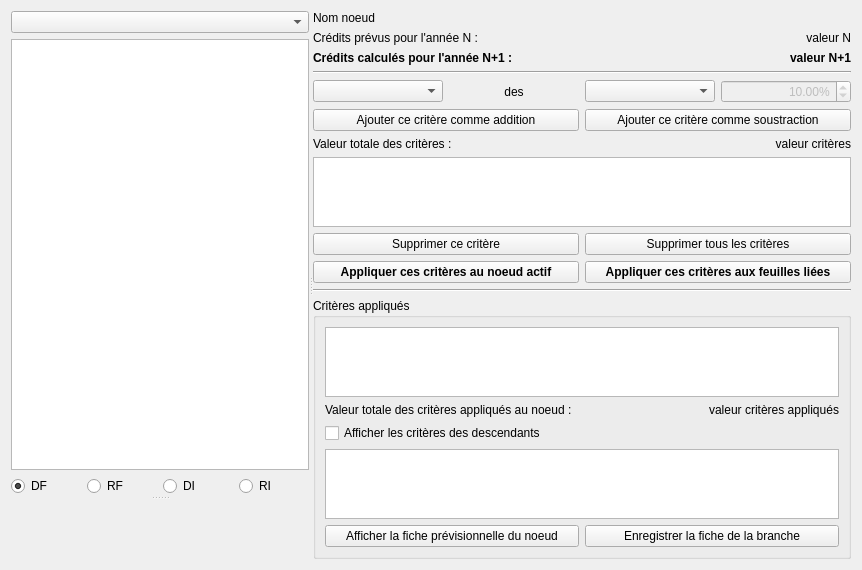
Old version of the form formauditprevisions.ui in the repository GiPiLab/ProtonClassicSuite.
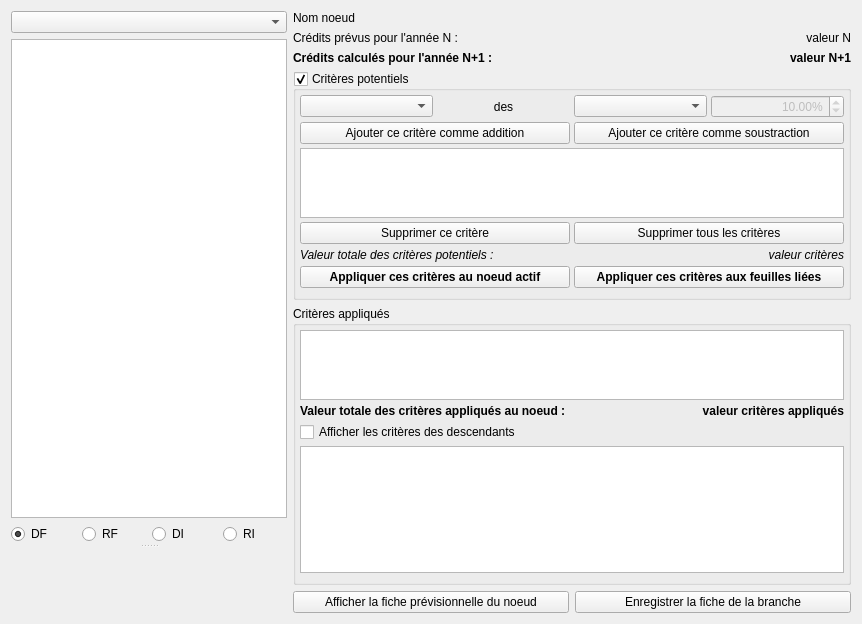
New version of the form. Icons and pictures are not drawn. Custom widgets are drawn as their Qt base class.

Commit message:
Add the gateway between audit and prevision
	- Dispatch the computed previsions into a new audit extended
	  from a year

```diff
--- a/formauditprevisions.ui
+++ b/formauditprevisions.ui
@@ -7,97 +7,24 @@
     <x>0</x>
     <y>0</y>
     <width>862</width>
-    <height>568</height>
+    <height>624</height>
    </rect>
   </property>
   <property name="windowTitle">
    <string>Elaboration du budget</string>
   </property>
-  <layout class="QVBoxLayout" name="verticalLayout">
-   <item>
-    <widget class="QSplitter" name="splitter_2">
-     <property name="orientation">
-      <enum>Qt::Horizontal</enum>
-     </property>
-     <property name="childrenCollapsible">
-      <bool>false</bool>
-     </property>
-     <widget class="QSplitter" name="splitter">
-      <property name="orientation">
-       <enum>Qt::Vertical</enum>
-      </property>
-      <property name="childrenCollapsible">
-       <bool>false</bool>
-      </property>
-      <widget class="QWidget" name="layoutWidget">
-       <layout class="QGridLayout" name="gridLayout_2">
-        <item row="1" column="0" colspan="4">
-         <widget class="QTreeView" name="treeView">
-          <property name="sizePolicy">
-           <sizepolicy hsizetype="Expanding" vsizetype="Expanding">
-            <horstretch>1</horstretch>
-            <verstretch>0</verstretch>
-           </sizepolicy>
-          </property>
-          <property name="editTriggers">
-           <set>QAbstractItemView::NoEditTriggers</set>
-          </property>
-          <property name="showDropIndicator" stdset="0">
-           <bool>false</bool>
-          </property>
-          <attribute name="headerVisible">
-           <bool>false</bool>
-          </attribute>
-         </widget>
-        </item>
-        <item row="2" column="0">
-         <widget class="QRadioButton" name="radioButtonDF">
+  <layout class="QGridLayout" name="gridLayout_5">
+   <item row="1" column="2">
+    <widget class="QLabel" name="labelValueN">
           <property name="text">
-           <string>DF</string>
-          </property>
-          <property name="checked">
-           <bool>true</bool>
+      <string>valeur N</string>
+     </property>
+     <property name="alignment">
+      <set>Qt::AlignRight|Qt::AlignTrailing|Qt::AlignVCenter</set>
           </property>
          </widget>
         </item>
         <item row="2" column="1">
-         <widget class="QRadioButton" name="radioButtonRF">
-          <property name="text">
-           <string>RF</string>
-          </property>
-         </widget>
-        </item>
-        <item row="2" column="2">
-         <widget class="QRadioButton" name="radioButtonDI">
-          <property name="text">
-           <string>DI</string>
-          </property>
-         </widget>
-        </item>
-        <item row="2" column="3">
-         <widget class="QRadioButton" name="radioButtonRI">
-          <property name="text">
-           <string>RI</string>
-          </property>
-         </widget>
-        </item>
-        <item row="0" column="0" colspan="4">
-         <widget class="QComboBox" name="comboListPrevisions"/>
-        </item>
-       </layout>
-      </widget>
-      <widget class="QCustomPlot" name="plot" native="true"/>
-     </widget>
-     <widget class="QWidget" name="layoutWidget">
-      <layout class="QGridLayout" name="gridLayout">
-       <item row="1" column="0" colspan="2">
-        <widget class="QLabel" name="label_2">
-         <property name="text">
-          <string>Crédits prévus pour l'année N :</string>
-         </property>
-        </widget>
-       </item>
-       <item row="2" column="0" colspan="2">
         <widget class="QLabel" name="label_4">
          <property name="font">
           <font>
@@ -110,17 +37,50 @@
          </property>
         </widget>
        </item>
-       <item row="3" column="0" colspan="4">
-        <widget class="Line" name="line">
-         <property name="orientation">
-          <enum>Qt::Horizontal</enum>
+   <item row="2" column="2">
+    <widget class="QLabel" name="labelValueNplus1">
+     <property name="font">
+      <font>
+       <weight>75</weight>
+       <bold>true</bold>
+      </font>
+     </property>
+     <property name="text">
+      <string>valeur N+1</string>
+     </property>
+     <property name="alignment">
+      <set>Qt::AlignRight|Qt::AlignTrailing|Qt::AlignVCenter</set>
          </property>
         </widget>
        </item>
-       <item row="4" column="0">
+   <item row="3" column="1" colspan="2">
+    <widget class="QGroupBox" name="groupBox_2">
+     <property name="title">
+      <string>Critères potentiels</string>
+     </property>
+     <property name="checkable">
+      <bool>true</bool>
+     </property>
+     <layout class="QGridLayout" name="gridLayout">
+      <property name="leftMargin">
+       <number>4</number>
+      </property>
+      <property name="topMargin">
+       <number>4</number>
+      </property>
+      <property name="rightMargin">
+       <number>4</number>
+      </property>
+      <property name="bottomMargin">
+       <number>9</number>
+      </property>
+      <property name="spacing">
+       <number>4</number>
+      </property>
+      <item row="0" column="0">
         <widget class="QComboBox" name="comboBoxOperators"/>
        </item>
-       <item row="4" column="1">
+      <item row="0" column="1">
         <widget class="QLabel" name="label_3">
          <property name="text">
           <string>des</string>
@@ -130,10 +90,10 @@
          </property>
         </widget>
        </item>
-       <item row="4" column="2">
+      <item row="0" column="2">
         <widget class="QComboBox" name="comboBoxORED"/>
        </item>
-       <item row="4" column="3">
+      <item row="0" column="3">
         <widget class="QDoubleSpinBox" name="doubleSpinBox">
          <property name="enabled">
           <bool>false</bool>
@@ -158,28 +118,21 @@
          </property>
         </widget>
        </item>
-       <item row="5" column="0" colspan="2">
+      <item row="1" column="0" colspan="2">
         <widget class="QPushButton" name="pushButtonAddCriteriaToAdd">
          <property name="text">
           <string>Ajouter ce critère comme addition</string>
          </property>
         </widget>
        </item>
-       <item row="5" column="2" colspan="2">
+      <item row="1" column="2" colspan="2">
         <widget class="QPushButton" name="pushButtonAddCriteriaToSubstract">
          <property name="text">
           <string>Ajouter ce critère comme soustraction</string>
          </property>
         </widget>
        </item>
-       <item row="6" column="0" colspan="2">
-        <widget class="QLabel" name="label">
-         <property name="text">
-          <string>Valeur totale des critères :</string>
-         </property>
-        </widget>
-       </item>
-       <item row="7" column="0" colspan="4">
+      <item row="2" column="0" colspan="4">
         <widget class="QTableView" name="tableViewRecentCriteria">
          <property name="sizePolicy">
           <sizepolicy hsizetype="Expanding" vsizetype="Expanding">
@@ -213,14 +166,26 @@
          </attribute>
         </widget>
        </item>
-       <item row="8" column="2" colspan="2">
+      <item row="3" column="2" colspan="2">
         <widget class="QPushButton" name="pushButtonDeleteAll">
          <property name="text">
           <string>Supprimer tous les critères</string>
          </property>
         </widget>
        </item>
-       <item row="9" column="0" colspan="2">
+      <item row="4" column="0" colspan="2">
+       <widget class="QLabel" name="label">
+        <property name="font">
+         <font>
+          <italic>true</italic>
+         </font>
+        </property>
+        <property name="text">
+         <string>Valeur totale des critères potentiels :</string>
+        </property>
+       </widget>
+      </item>
+      <item row="5" column="0" colspan="2">
         <widget class="QPushButton" name="pushButtonApplyToNode">
          <property name="font">
           <font>
@@ -233,7 +198,7 @@
          </property>
         </widget>
        </item>
-       <item row="9" column="2" colspan="2">
+      <item row="5" column="2" colspan="2">
         <widget class="QPushButton" name="pushButtonApplyToLeaves">
          <property name="font">
           <font>
@@ -246,19 +211,66 @@
          </property>
         </widget>
        </item>
-       <item row="10" column="0" colspan="4">
-        <widget class="Line" name="line_2">
-         <property name="orientation">
-          <enum>Qt::Horizontal</enum>
+      <item row="3" column="0" colspan="2">
+       <widget class="QPushButton" name="pushButtonDelCriteria">
+        <property name="text">
+         <string>Supprimer ce critère</string>
          </property>
         </widget>
        </item>
-       <item row="11" column="0" colspan="4">
+      <item row="4" column="2" colspan="2">
+       <widget class="QLabel" name="labelValuePrevisionItem">
+        <property name="font">
+         <font>
+          <italic>true</italic>
+         </font>
+        </property>
+        <property name="text">
+         <string>valeur critères</string>
+        </property>
+        <property name="alignment">
+         <set>Qt::AlignRight|Qt::AlignTrailing|Qt::AlignVCenter</set>
+        </property>
+       </widget>
+      </item>
+     </layout>
+    </widget>
+   </item>
+   <item row="1" column="1">
+    <widget class="QLabel" name="label_2">
+     <property name="text">
+      <string>Crédits prévus pour l'année N :</string>
+     </property>
+    </widget>
+   </item>
+   <item row="4" column="1" colspan="2">
         <widget class="QGroupBox" name="groupBox">
          <property name="title">
-          <string>Critères appliqués</string>
+      <string>Critères appliqués </string>
          </property>
          <layout class="QGridLayout" name="gridLayout_3">
+      <property name="leftMargin">
+       <number>4</number>
+      </property>
+      <property name="topMargin">
+       <number>4</number>
+      </property>
+      <property name="rightMargin">
+       <number>4</number>
+      </property>
+      <property name="bottomMargin">
+       <number>9</number>
+      </property>
+      <property name="spacing">
+       <number>4</number>
+      </property>
+      <item row="3" column="0" colspan="2">
+       <widget class="QCheckBox" name="checkBoxDisplayLeafCriteria">
+        <property name="text">
+         <string>Afficher les critères des descendants</string>
+        </property>
+       </widget>
+      </item>
           <item row="1" column="0" colspan="2">
            <widget class="QTableView" name="tableViewCriteria">
             <property name="sizePolicy">
@@ -320,15 +332,14 @@
             </property>
            </widget>
           </item>
-          <item row="3" column="0" colspan="2">
-           <widget class="QCheckBox" name="checkBoxDisplayLeafCriteria">
-            <property name="text">
-             <string>Afficher les critères des descendants</string>
-            </property>
-           </widget>
-          </item>
           <item row="2" column="0">
            <widget class="QLabel" name="label_5">
+        <property name="font">
+         <font>
+          <weight>75</weight>
+          <bold>true</bold>
+         </font>
+        </property>
             <property name="text">
              <string>Valeur totale des critères appliqués au noeud :</string>
             </property>
@@ -336,6 +347,12 @@
           </item>
           <item row="2" column="1">
            <widget class="QLabel" name="labelValueAppliedItems">
+        <property name="font">
+         <font>
+          <weight>75</weight>
+          <bold>true</bold>
+         </font>
+        </property>
             <property name="text">
              <string>valeur critères appliqués</string>
             </property>
@@ -344,50 +361,96 @@
             </property>
            </widget>
           </item>
-          <item row="5" column="0">
+     </layout>
+    </widget>
+   </item>
+   <item row="5" column="1">
            <widget class="QPushButton" name="pushButtonDisplayReport">
             <property name="text">
              <string>Afficher la fiche prévisionnelle du noeud</string>
             </property>
            </widget>
           </item>
-          <item row="5" column="1">
+   <item row="5" column="2">
            <widget class="QPushButton" name="pushButtonSaveBigReport">
             <property name="text">
              <string>Enregistrer la fiche de la branche</string>
             </property>
-           </widget>
-          </item>
-         </layout>
+     <property name="icon">
+      <iconset resource="Images.qrc">
+       <normaloff>:/icons/icons/html.png</normaloff>:/icons/icons/html.png</iconset>
+     </property>
+    </widget>
+   </item>
+   <item row="0" column="0" rowspan="6">
+    <widget class="QSplitter" name="splitter">
+     <property name="orientation">
+      <enum>Qt::Vertical</enum>
+     </property>
+     <property name="childrenCollapsible">
+      <bool>false</bool>
+     </property>
+     <widget class="QWidget" name="layoutWidget_1">
+      <layout class="QGridLayout" name="gridLayout_2">
+       <item row="1" column="0" colspan="4">
+        <widget class="QTreeView" name="treeView">
+         <property name="sizePolicy">
+          <sizepolicy hsizetype="Expanding" vsizetype="Expanding">
+           <horstretch>1</horstretch>
+           <verstretch>0</verstretch>
+          </sizepolicy>
+         </property>
+         <property name="editTriggers">
+          <set>QAbstractItemView::NoEditTriggers</set>
+         </property>
+         <property name="showDropIndicator" stdset="0">
+          <bool>false</bool>
+         </property>
+         <attribute name="headerVisible">
+          <bool>false</bool>
+         </attribute>
         </widget>
        </item>
-       <item row="1" column="2" colspan="2">
-        <widget class="QLabel" name="labelValueN">
+       <item row="2" column="0">
+        <widget class="QRadioButton" name="radioButtonDF">
          <property name="text">
-          <string>valeur N</string>
+          <string>DF</string>
          </property>
-         <property name="alignment">
-          <set>Qt::AlignRight|Qt::AlignTrailing|Qt::AlignVCenter</set>
+         <property name="checked">
+          <bool>true</bool>
          </property>
         </widget>
        </item>
-       <item row="2" column="2" colspan="2">
-        <widget class="QLabel" name="labelValueNplus1">
-         <property name="font">
-          <font>
-           <weight>75</weight>
-           <bold>true</bold>
-          </font>
+       <item row="2" column="1">
+        <widget class="QRadioButton" name="radioButtonRF">
+         <property name="text">
+          <string>RF</string>
          </property>
+        </widget>
+       </item>
+       <item row="2" column="2">
+        <widget class="QRadioButton" name="radioButtonDI">
          <property name="text">
-          <string>valeur N+1</string>
+          <string>DI</string>
          </property>
-         <property name="alignment">
-          <set>Qt::AlignRight|Qt::AlignTrailing|Qt::AlignVCenter</set>
+        </widget>
+       </item>
+       <item row="2" column="3">
+        <widget class="QRadioButton" name="radioButtonRI">
+         <property name="text">
+          <string>RI</string>
          </property>
         </widget>
        </item>
        <item row="0" column="0" colspan="4">
+        <widget class="QComboBox" name="comboListPrevisions"/>
+       </item>
+      </layout>
+     </widget>
+     <widget class="QCustomPlot" name="plot" native="true"/>
+    </widget>
+   </item>
+   <item row="0" column="1" colspan="2">
         <widget class="QLabel" name="labelNodeName">
          <property name="text">
           <string>Nom noeud</string>
@@ -397,27 +460,6 @@
          </property>
         </widget>
        </item>
-       <item row="6" column="2" colspan="2">
-        <widget class="QLabel" name="labelValuePrevisionItem">
-         <property name="text">
-          <string>valeur critères</string>
-         </property>
-         <property name="alignment">
-          <set>Qt::AlignRight|Qt::AlignTrailing|Qt::AlignVCenter</set>
-         </property>
-        </widget>
-       </item>
-       <item row="8" column="0" colspan="2">
-        <widget class="QPushButton" name="pushButtonDelCriteria">
-         <property name="text">
-          <string>Supprimer ce critère</string>
-         </property>
-        </widget>
-       </item>
-      </layout>
-     </widget>
-    </widget>
-   </item>
   </layout>
  </widget>
  <customwidgets>
```
Left out of the diff: 4 changed lines with no effect on the pictures. Lines whose indentation alone changed are shown as unchanged. The commit also changes 15 other files.
